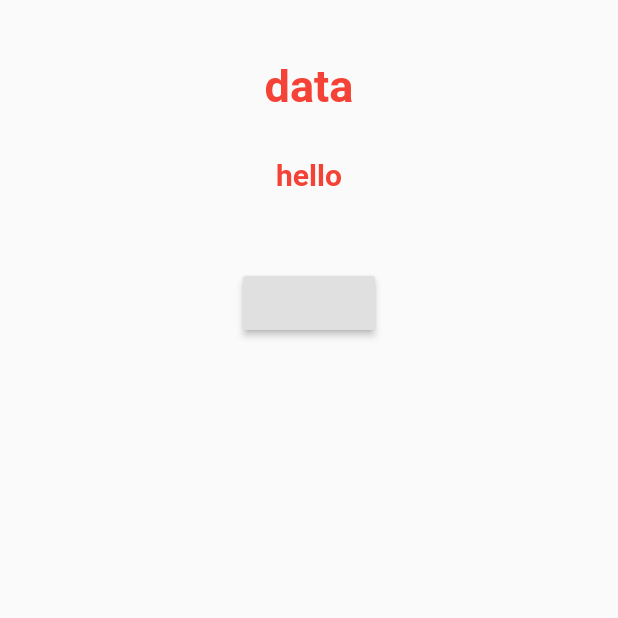
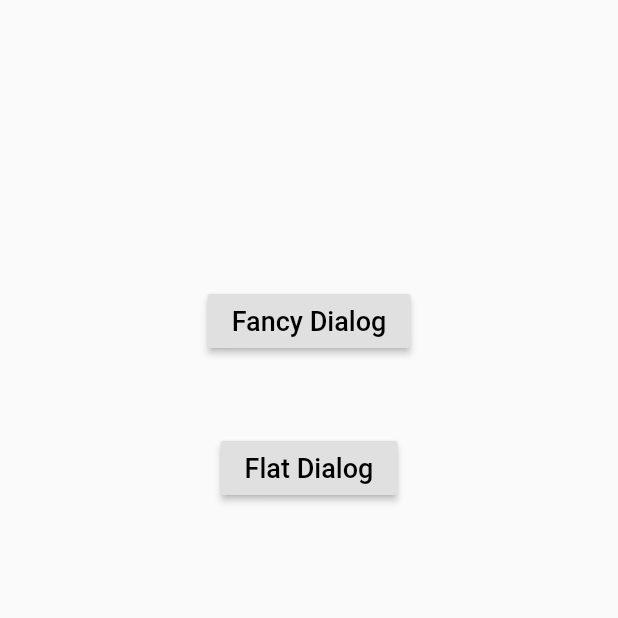
Before and after one commit to DokkarRachidReda/Fancy-Flutter-Alert-Dialog, a Flutter app: the screen it shows after launch, on a phone screen of 412 x 824 dp, the top half of it. Run offline on Flutter 3.47's test engine with Material 2 defaults, Android fonts, the phone set to English and light mode, and no system bars.

Commit message:
changed demo ui

```diff
--- a/demo/lib/main.dart
+++ b/demo/lib/main.dart
@@ -39,22 +39,13 @@ class _MyHomePageState extends State<MyHomePage> {
           Padding(
             padding: EdgeInsets.all(20),
           ),
-          Text(
-            "data",
-            style: TextStyle(
-                color: Colors.red, fontWeight: FontWeight.bold, fontSize: 30),
-          ),
-          Padding(
-            padding: EdgeInsets.only(top: 30),
-            child: Text(
-              "hello",
-              style: TextStyle(
-                  color: Colors.red, fontWeight: FontWeight.bold, fontSize: 20),
-            ),
-          ),
+
+          SizedBox(height: 100,),
+
           Padding(
             padding: EdgeInsets.only(top: 50),
             child: RaisedButton(
+              child: Text("Fancy Dialog",style: TextStyle(color: Colors.black,fontSize: 18),),
               onPressed: (){
                 showDialog(
                     context: context,
@@ -69,6 +60,25 @@ class _MyHomePageState extends State<MyHomePage> {
                         ));
               },
             ),
+          ),
+
+          Padding(
+            padding: EdgeInsets.only(top: 50),
+            child: RaisedButton(
+              child: Text("Flat Dialog",style: TextStyle(color: Colors.black,fontSize: 18),),
+              onPressed: (){
+                showDialog(
+                    context: context,
+                    builder: (BuildContext context) => FancyDialog(
+                          title: "Fancy Gif Dialog",
+                          descreption:"This is descreption for fancy gif,you can load any image or gif to be displayed :), and you can choose between two themes Fancy and Flat",
+                          animationType: FancyAnimation.BOTTOM_TOP,
+                          theme: FancyTheme.FLAT,
+                          gifPath: FancyGif.MOVE_FORWARD, //'./assets/walp.png',
+                          okFun: (){print("it's working :)");},
+                        ));
+              },
+            ),
           )
         ],
       ),
```
